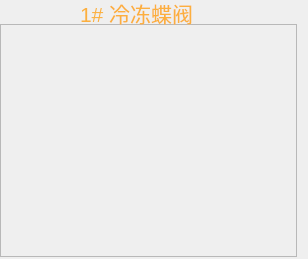
First picture: the form in Window/Module/butterflyvalve.ui, repository caosq/ChickenFarm, before the edit.
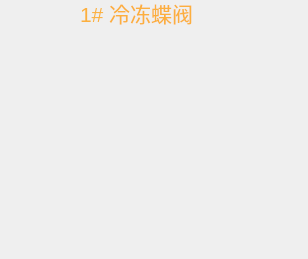
Second picture: the form after the edit. Icons and pictures are not drawn.

```diff
--- a/Window/Module/butterflyvalve.ui
+++ b/Window/Module/butterflyvalve.ui
@@ -24,6 +24,7 @@
    </property>
    <property name="styleSheet">
     <string notr="true">#frame{
+background:transparent;
 border-image: url(:/UI/Widget/System_Bump_3.png);}</string>
    </property>
    <property name="frameShape">
```
